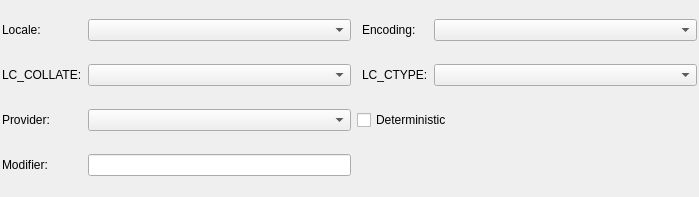
Above: libpgmodeler_ui/ui/collationwidget.ui from pgmodeler/pgmodeler before the change. Below: the same form after it.
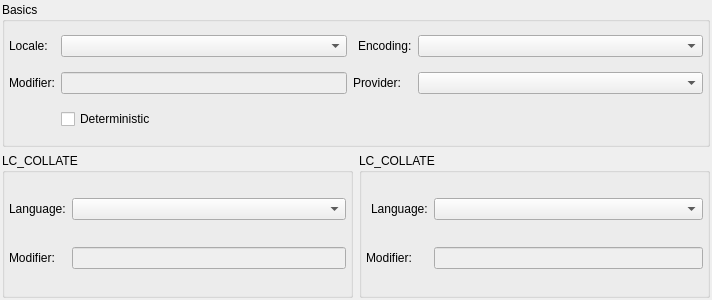
That is the form after the change.

```diff
--- a/libpgmodeler_ui/ui/collationwidget.ui
+++ b/libpgmodeler_ui/ui/collationwidget.ui
@@ -6,8 +6,8 @@
    <rect>
     <x>0</x>
     <y>0</y>
-    <width>699</width>
-    <height>197</height>
+    <width>712</width>
+    <height>300</height>
    </rect>
   </property>
   <property name="minimumSize">
@@ -32,8 +32,55 @@
    <property name="spacing">
     <number>6</number>
    </property>
-   <item row="1" column="3">
-    <widget class="QComboBox" name="lcctype_cmb">
+   <item row="2" column="0" colspan="2">
+    <widget class="QGroupBox" name="groupBox">
+     <property name="title">
+      <string>LC_COLLATE</string>
+     </property>
+     <layout class="QGridLayout" name="gridLayout">
+      <property name="leftMargin">
+       <number>4</number>
+      </property>
+      <property name="topMargin">
+       <number>4</number>
+      </property>
+      <property name="rightMargin">
+       <number>4</number>
+      </property>
+      <property name="bottomMargin">
+       <number>4</number>
+      </property>
+      <property name="spacing">
+       <number>6</number>
+      </property>
+      <item row="0" column="0">
+       <widget class="QLabel" name="lccollate_lbl">
+        <property name="sizePolicy">
+         <sizepolicy hsizetype="Fixed" vsizetype="Preferred">
+          <horstretch>0</horstretch>
+          <verstretch>0</verstretch>
+         </sizepolicy>
+        </property>
+        <property name="minimumSize">
+         <size>
+          <width>0</width>
+          <height>0</height>
+         </size>
+        </property>
+        <property name="font">
+         <font>
+          <weight>50</weight>
+          <italic>false</italic>
+          <bold>false</bold>
+         </font>
+        </property>
+        <property name="text">
+         <string>Language:</string>
+        </property>
+       </widget>
+      </item>
+      <item row="0" column="1">
+       <widget class="QComboBox" name="lccollate_cmb">
      <property name="sizePolicy">
       <sizepolicy hsizetype="Expanding" vsizetype="Fixed">
        <horstretch>0</horstretch>
@@ -48,6 +95,98 @@
      </property>
      <property name="insertPolicy">
       <enum>QComboBox::InsertAlphabetically</enum>
+        </property>
+       </widget>
+      </item>
+      <item row="1" column="0">
+       <widget class="QLabel" name="lccollate_mod_lbl">
+        <property name="sizePolicy">
+         <sizepolicy hsizetype="Fixed" vsizetype="Preferred">
+          <horstretch>0</horstretch>
+          <verstretch>0</verstretch>
+         </sizepolicy>
+        </property>
+        <property name="minimumSize">
+         <size>
+          <width>0</width>
+          <height>0</height>
+         </size>
+        </property>
+        <property name="font">
+         <font>
+          <weight>50</weight>
+          <italic>false</italic>
+          <bold>false</bold>
+         </font>
+        </property>
+        <property name="text">
+         <string>Modifier:</string>
+        </property>
+       </widget>
+      </item>
+      <item row="1" column="1">
+       <widget class="QLineEdit" name="lccollate_mod_edt">
+        <property name="enabled">
+         <bool>false</bool>
+        </property>
+       </widget>
+      </item>
+     </layout>
+    </widget>
+   </item>
+   <item row="0" column="0" colspan="4">
+    <widget class="QGroupBox" name="groupBox_3">
+     <property name="title">
+      <string>Basics</string>
+     </property>
+     <layout class="QGridLayout" name="gridLayout_3">
+      <property name="leftMargin">
+       <number>4</number>
+      </property>
+      <property name="topMargin">
+       <number>4</number>
+      </property>
+      <property name="rightMargin">
+       <number>4</number>
+      </property>
+      <property name="bottomMargin">
+       <number>4</number>
+      </property>
+      <property name="spacing">
+       <number>6</number>
+      </property>
+      <item row="0" column="0">
+       <widget class="QLabel" name="locale_lbl">
+        <property name="sizePolicy">
+         <sizepolicy hsizetype="Fixed" vsizetype="Fixed">
+          <horstretch>0</horstretch>
+          <verstretch>0</verstretch>
+         </sizepolicy>
+        </property>
+        <property name="minimumSize">
+         <size>
+          <width>0</width>
+          <height>0</height>
+         </size>
+        </property>
+        <property name="text">
+         <string>Locale:</string>
+        </property>
+       </widget>
+      </item>
+      <item row="0" column="3">
+       <widget class="QComboBox" name="encoding_cmb">
+        <property name="sizePolicy">
+         <sizepolicy hsizetype="Expanding" vsizetype="Fixed">
+          <horstretch>0</horstretch>
+          <verstretch>0</verstretch>
+         </sizepolicy>
+        </property>
+        <property name="minimumSize">
+         <size>
+          <width>0</width>
+          <height>0</height>
+         </size>
      </property>
     </widget>
    </item>
@@ -89,7 +228,40 @@
      </property>
     </widget>
    </item>
-   <item row="2" column="0">
+      <item row="1" column="0">
+       <widget class="QLabel" name="locale_mod_lbl">
+        <property name="sizePolicy">
+         <sizepolicy hsizetype="Fixed" vsizetype="Preferred">
+          <horstretch>0</horstretch>
+          <verstretch>0</verstretch>
+         </sizepolicy>
+        </property>
+        <property name="minimumSize">
+         <size>
+          <width>0</width>
+          <height>0</height>
+         </size>
+        </property>
+        <property name="font">
+         <font>
+          <weight>50</weight>
+          <italic>false</italic>
+          <bold>false</bold>
+         </font>
+        </property>
+        <property name="text">
+         <string>Modifier:</string>
+        </property>
+       </widget>
+      </item>
+      <item row="1" column="1">
+       <widget class="QLineEdit" name="locale_mod_edt">
+        <property name="enabled">
+         <bool>false</bool>
+        </property>
+       </widget>
+      </item>
+      <item row="1" column="2">
     <widget class="QLabel" name="provider_lbl">
      <property name="sizePolicy">
       <sizepolicy hsizetype="Fixed" vsizetype="Preferred">
@@ -115,152 +287,125 @@
      </property>
     </widget>
    </item>
-   <item row="1" column="0">
-    <widget class="QLabel" name="lccollate_lbl">
-     <property name="sizePolicy">
-      <sizepolicy hsizetype="Fixed" vsizetype="Preferred">
-       <horstretch>0</horstretch>
-       <verstretch>0</verstretch>
-      </sizepolicy>
-     </property>
-     <property name="minimumSize">
-      <size>
-       <width>0</width>
-       <height>0</height>
-      </size>
-     </property>
-     <property name="font">
-      <font>
-       <weight>50</weight>
-       <italic>false</italic>
-       <bold>false</bold>
-      </font>
-     </property>
-     <property name="text">
-      <string>LC_COLLATE:</string>
-     </property>
-    </widget>
-   </item>
-   <item row="0" column="0">
-    <widget class="QLabel" name="locale_lbl">
-     <property name="sizePolicy">
-      <sizepolicy hsizetype="Fixed" vsizetype="Fixed">
-       <horstretch>0</horstretch>
-       <verstretch>0</verstretch>
-      </sizepolicy>
-     </property>
-     <property name="minimumSize">
-      <size>
-       <width>0</width>
-       <height>0</height>
-      </size>
-     </property>
-     <property name="text">
-      <string>Locale:</string>
-     </property>
-    </widget>
-   </item>
-   <item row="0" column="3">
-    <widget class="QComboBox" name="encoding_cmb">
-     <property name="sizePolicy">
-      <sizepolicy hsizetype="Expanding" vsizetype="Fixed">
-       <horstretch>0</horstretch>
-       <verstretch>0</verstretch>
-      </sizepolicy>
-     </property>
-     <property name="minimumSize">
-      <size>
-       <width>0</width>
-       <height>0</height>
-      </size>
-     </property>
-    </widget>
-   </item>
-   <item row="1" column="1">
-    <widget class="QComboBox" name="lccollate_cmb">
-     <property name="sizePolicy">
-      <sizepolicy hsizetype="Expanding" vsizetype="Fixed">
-       <horstretch>0</horstretch>
-       <verstretch>0</verstretch>
-      </sizepolicy>
-     </property>
-     <property name="minimumSize">
-      <size>
-       <width>0</width>
-       <height>0</height>
-      </size>
-     </property>
-     <property name="insertPolicy">
-      <enum>QComboBox::InsertAlphabetically</enum>
-     </property>
-    </widget>
-   </item>
-   <item row="2" column="1">
+      <item row="1" column="3">
     <widget class="QComboBox" name="provider_cmb"/>
    </item>
-   <item row="1" column="2">
-    <widget class="QLabel" name="lcctype_lbl">
-     <property name="sizePolicy">
-      <sizepolicy hsizetype="Fixed" vsizetype="Preferred">
-       <horstretch>0</horstretch>
-       <verstretch>0</verstretch>
-      </sizepolicy>
-     </property>
-     <property name="minimumSize">
-      <size>
-       <width>0</width>
-       <height>0</height>
-      </size>
-     </property>
-     <property name="font">
-      <font>
-       <weight>50</weight>
-       <italic>false</italic>
-       <bold>false</bold>
-      </font>
-     </property>
-     <property name="text">
-      <string>LC_CTYPE:</string>
-     </property>
-     <property name="indent">
-      <number>5</number>
-     </property>
-    </widget>
-   </item>
-   <item row="3" column="0">
-    <widget class="QLabel" name="modifier_lbl">
-     <property name="sizePolicy">
-      <sizepolicy hsizetype="Fixed" vsizetype="Preferred">
-       <horstretch>0</horstretch>
-       <verstretch>0</verstretch>
-      </sizepolicy>
-     </property>
-     <property name="minimumSize">
-      <size>
-       <width>0</width>
-       <height>0</height>
-      </size>
-     </property>
-     <property name="font">
-      <font>
-       <weight>50</weight>
-       <italic>false</italic>
-       <bold>false</bold>
-      </font>
-     </property>
-     <property name="text">
-      <string>Modifier:</string>
-     </property>
-    </widget>
-   </item>
-   <item row="3" column="1">
-    <widget class="QLineEdit" name="modifier_edt"/>
-   </item>
-   <item row="2" column="2" colspan="2">
+      <item row="2" column="1">
     <widget class="QCheckBox" name="deterministic_chk">
      <property name="text">
       <string>Deterministic</string>
      </property>
+       </widget>
+      </item>
+     </layout>
+    </widget>
+   </item>
+   <item row="2" column="2" colspan="2">
+    <widget class="QGroupBox" name="groupBox_2">
+     <property name="title">
+      <string>LC_COLLATE</string>
+     </property>
+     <layout class="QGridLayout" name="gridLayout_2">
+      <property name="leftMargin">
+       <number>4</number>
+      </property>
+      <property name="topMargin">
+       <number>4</number>
+      </property>
+      <property name="rightMargin">
+       <number>4</number>
+      </property>
+      <property name="bottomMargin">
+       <number>4</number>
+      </property>
+      <property name="spacing">
+       <number>6</number>
+      </property>
+      <item row="0" column="0">
+       <widget class="QLabel" name="lcctype_lbl">
+        <property name="sizePolicy">
+         <sizepolicy hsizetype="Fixed" vsizetype="Preferred">
+          <horstretch>0</horstretch>
+          <verstretch>0</verstretch>
+         </sizepolicy>
+        </property>
+        <property name="minimumSize">
+         <size>
+          <width>0</width>
+          <height>0</height>
+         </size>
+        </property>
+        <property name="font">
+         <font>
+          <weight>50</weight>
+          <italic>false</italic>
+          <bold>false</bold>
+         </font>
+        </property>
+        <property name="text">
+         <string>Language:</string>
+        </property>
+        <property name="indent">
+         <number>5</number>
+        </property>
+       </widget>
+      </item>
+      <item row="0" column="1">
+       <widget class="QComboBox" name="lcctype_cmb">
+        <property name="sizePolicy">
+         <sizepolicy hsizetype="Expanding" vsizetype="Fixed">
+          <horstretch>0</horstretch>
+          <verstretch>0</verstretch>
+         </sizepolicy>
+        </property>
+        <property name="minimumSize">
+         <size>
+          <width>0</width>
+          <height>0</height>
+         </size>
+        </property>
+        <property name="insertPolicy">
+         <enum>QComboBox::InsertAlphabetically</enum>
+        </property>
+       </widget>
+      </item>
+      <item row="1" column="0">
+       <widget class="QLabel" name="lcctype_mod_lbl">
+        <property name="sizePolicy">
+         <sizepolicy hsizetype="Fixed" vsizetype="Preferred">
+          <horstretch>0</horstretch>
+          <verstretch>0</verstretch>
+         </sizepolicy>
+        </property>
+        <property name="minimumSize">
+         <size>
+          <width>0</width>
+          <height>0</height>
+         </size>
+        </property>
+        <property name="font">
+         <font>
+          <weight>50</weight>
+          <italic>false</italic>
+          <bold>false</bold>
+         </font>
+        </property>
+        <property name="toolTip">
+         <string/>
+        </property>
+        <property name="text">
+         <string>Modifier:</string>
+        </property>
+       </widget>
+      </item>
+      <item row="1" column="1">
+       <widget class="QLineEdit" name="lcctype_mod_edt">
+        <property name="enabled">
+         <bool>false</bool>
+        </property>
+       </widget>
+      </item>
+     </layout>
     </widget>
    </item>
   </layout>
```
Lines whose indentation alone changed are shown as unchanged.
